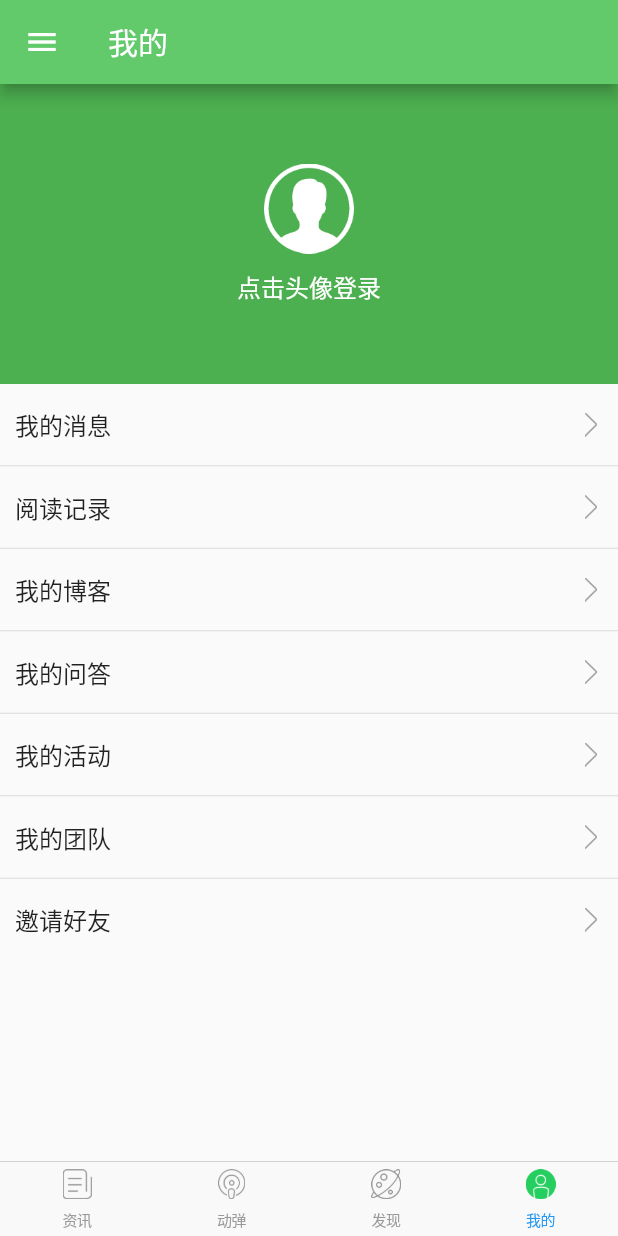
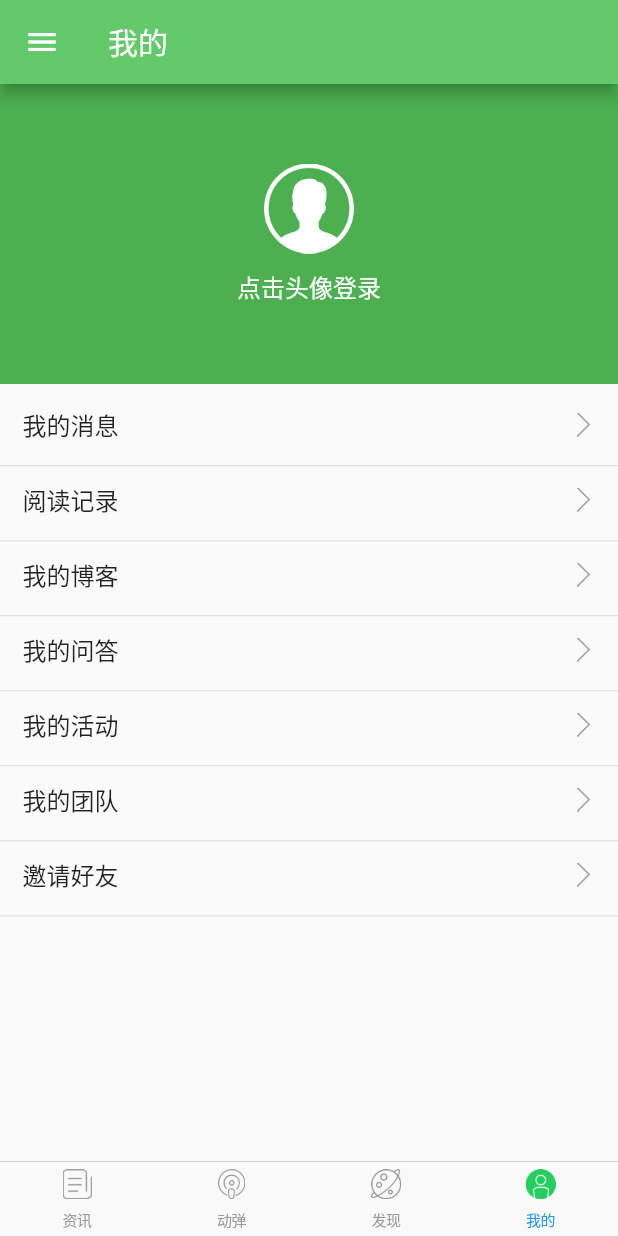
Before and after one commit to LinHuanTanLy/TuneAndroid, a Flutter app: the screen it shows after launch, item 4 of the bottom bar chosen, on a phone screen of 412 x 824 dp. Run offline on Flutter 3.47's test engine with Material 2 defaults, Android fonts, the phone set to English and light mode, and no system bars; missing offline and left inert: banner_view, flutter_refresh; network calls fail.

Commit message:
容错处理

```diff
--- a/lib/pages/MyInfoPage.dart
+++ b/lib/pages/MyInfoPage.dart
@@ -28,88 +28,88 @@ class MyInfoPage extends StatelessWidget {
   @override
   Widget build(BuildContext context) {
 //    return showCustomScrollView();
-    var listView = new ListView.builder(
-      itemBuilder: (context, i) => renderRow(context,i),
-      itemCount:   titles.length * 2,
-    );
-    return listView;
-//    return new CustomScrollView(reverse: false, shrinkWrap: false, slivers: <
-//        Widget>[
-//      new SliverAppBar(
-//        pinned: false,
-//        backgroundColor: Colors.green,
-//        expandedHeight: 200.0,
-//        iconTheme: new IconThemeData(color: Colors.transparent),
-//        flexibleSpace: new InkWell(
-//            onTap: () {
-//              userAvatar == null ? debugPrint('登录') : debugPrint('用户信息');
-//            },
-//            child: new Column(
-//              mainAxisAlignment: MainAxisAlignment.center,
-//              children: <Widget>[
-//                userAvatar == null
-//                    ? new Image.asset(
-//                        "images/ic_avatar_default.png",
-//                        width: 60.0,
-//                        height: 60.0,
-//                      )
-//                    : new Container(
-//                        width: 60.0,
-//                        height: 60.0,
-//                        decoration: new BoxDecoration(
-//                            shape: BoxShape.circle,
-//                            color: Colors.transparent,
-//                            image: new DecorationImage(
-//                                image: new NetworkImage(userAvatar),
-//                                fit: BoxFit.cover),
-//                            border: new Border.all(
-//                                color: Colors.white, width: 2.0)),
-//                      ),
-//                new Container(
-//                  margin: const EdgeInsets.fromLTRB(0.0, 10.0, 0.0, 0.0),
-//                  child: new Text(
-//                    userName == null ? '点击头像登录' : userName,
-//                    style: new TextStyle(color: Colors.white, fontSize: 16.0),
-//                  ),
-//                )
-//              ],
-//            )),
-//      ),
-//      new SliverFixedExtentList(
-//          delegate:
-//              new SliverChildBuilderDelegate((BuildContext context, int index) {
-//            String title = titles[index];
-//            return new Container(
-//                alignment: Alignment.centerLeft,
-//                child: new InkWell(
-//                  onTap: () {
-//                    print("the is the item of $title");
-//                  },
-//                  child: new Column(
-//                    children: <Widget>[
-//                      new Padding(
-//                        padding:
-//                            const EdgeInsets.fromLTRB(15.0, 15.0, 15.0, 15.0),
-//                        child: new Row(
-//                          children: <Widget>[
-//                            new Expanded(
-//                                child: new Text(
-//                              title,
-//                              style: titleTextStyle,
-//                            )),
-//                            rightArrowIcon
-//                          ],
-//                        ),
-//                      ),
-//                      new Divider(
-//                        height: 1.0,
-//                      )
-//                    ],
-//                  ),
-//                ));
-//          }, childCount: titles.length),
-//          itemExtent: 50.0),
-//    ]);
+//    var listView = new ListView.builder(
+//      itemBuilder: (context, i) => renderRow(context,i),
+//      itemCount:   titles.length * 2,
+//    );
+//    return listView;
+    return new CustomScrollView(reverse: false, shrinkWrap: false, slivers: <
+        Widget>[
+      new SliverAppBar(
+        pinned: false,
+        backgroundColor: Colors.green,
+        expandedHeight: 200.0,
+        iconTheme: new IconThemeData(color: Colors.transparent),
+        flexibleSpace: new InkWell(
+            onTap: () {
+              userAvatar == null ? debugPrint('登录') : debugPrint('用户信息');
+            },
+            child: new Column(
+              mainAxisAlignment: MainAxisAlignment.center,
+              children: <Widget>[
+                userAvatar == null
+                    ? new Image.asset(
+                        "images/ic_avatar_default.png",
+                        width: 60.0,
+                        height: 60.0,
+                      )
+                    : new Container(
+                        width: 60.0,
+                        height: 60.0,
+                        decoration: new BoxDecoration(
+                            shape: BoxShape.circle,
+                            color: Colors.transparent,
+                            image: new DecorationImage(
+                                image: new NetworkImage(userAvatar),
+                                fit: BoxFit.cover),
+                            border: new Border.all(
+                                color: Colors.white, width: 2.0)),
+                      ),
+                new Container(
+                  margin: const EdgeInsets.fromLTRB(0.0, 10.0, 0.0, 0.0),
+                  child: new Text(
+                    userName == null ? '点击头像登录' : userName,
+                    style: new TextStyle(color: Colors.white, fontSize: 16.0),
+                  ),
+                )
+              ],
+            )),
+      ),
+      new SliverFixedExtentList(
+          delegate:
+              new SliverChildBuilderDelegate((BuildContext context, int index) {
+            String title = titles[index];
+            return new Container(
+                alignment: Alignment.centerLeft,
+                child: new InkWell(
+                  onTap: () {
+                    print("the is the item of $title");
+                  },
+                  child: new Column(
+                    children: <Widget>[
+                      new Padding(
+                        padding:
+                            const EdgeInsets.fromLTRB(15.0, 15.0, 15.0, 15.0),
+                        child: new Row(
+                          children: <Widget>[
+                            new Expanded(
+                                child: new Text(
+                              title,
+                              style: titleTextStyle,
+                            )),
+                            rightArrowIcon
+                          ],
+                        ),
+                      ),
+                      new Divider(
+                        height: 1.0,
+                      )
+                    ],
+                  ),
+                ));
+          }, childCount: titles.length),
+          itemExtent: 50.0),
+    ]);
   }
 
   renderRow(context, i) {
--- a/pubspec.yaml
+++ b/pubspec.yaml
@@ -10,6 +10,7 @@ dependencies:
   english_words: ^3.1.0
   flutter_refresh : ^0.0.1
   shared_preferences: ^0.4.1
+  banner_view: ^1.1.2
 dev_dependencies:
   flutter_test:
     sdk: flutter
```
Also changed, not shown: lib/pages/NewsListPage.dart (+19 -10 lines), lib/utils/WidgetsUtils.dart (+33 -0 lines), 2 other files.
